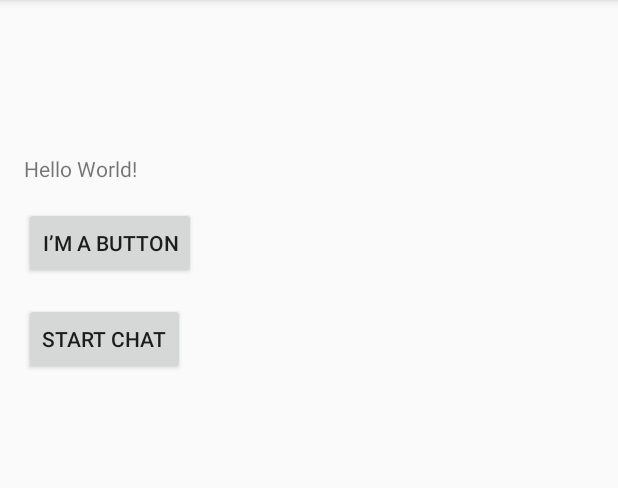
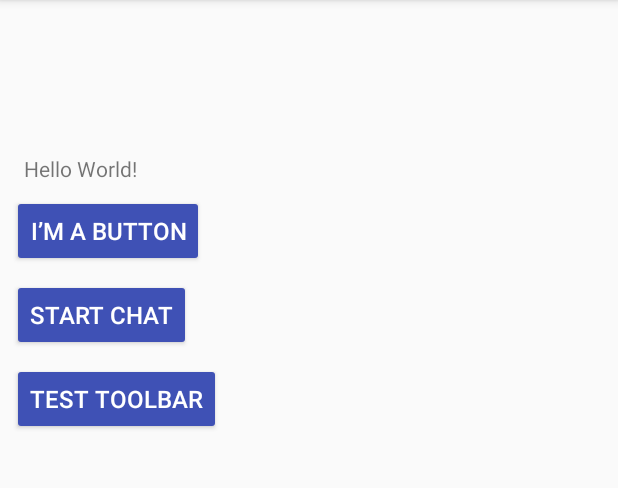
Before and after one commit to Sachin5432/CP470, an Android app: the MainActivity screen opened directly, with no data from a screen before it, on a phone screen of 412 x 824 dp, the part 84-572 px from its top. Run offline under Robolectric (Android 15) with nearby library versions, the phone set to English and light mode, and no system bars.

Commit message:
Finished assignment2Part4

```diff
--- a/app/src/main/java/com/example/androidassigments/MainActivity.java
+++ b/app/src/main/java/com/example/androidassigments/MainActivity.java
@@ -43,6 +43,15 @@ public class MainActivity extends AppCompatActivity {
             startChatButton.setOnClickListener(v -> {
                 Log.i(ACTIVITY_NAME, "User clicked Start Chat");
                 Intent intent = new Intent(MainActivity.this, ChatWindow.class);
+                startActivity(intent);
+            });
+        }
+
+        Button testToolbarButton = findViewById(R.id.testToolbarButton);
+        if (testToolbarButton != null) {
+            testToolbarButton.setOnClickListener(v -> {
+                Log.i(ACTIVITY_NAME, "User clicked Test Toolbar");
+                Intent intent = new Intent(MainActivity.this, TestToolbar.class);
                 startActivity(intent);
             });
         }
--- a/app/src/main/res/layout/activity_main.xml
+++ b/app/src/main/res/layout/activity_main.xml
@@ -22,22 +22,23 @@
 
     <Button
         android:id="@+id/Button"
-        android:layout_width="wrap_content"
-        android:layout_height="wrap_content"
+        style="@style/CustomButtonStyle"
         android:text="@string/ButtonText"
-        android:layout_marginStart="16dp"
-        android:layout_marginTop="16dp"
         app:layout_constraintStart_toStartOf="parent"
         app:layout_constraintTop_toBottomOf="@id/helloTextView" />
 
     <Button
         android:id="@+id/startChatButton"
-        android:layout_width="wrap_content"
-        android:layout_height="wrap_content"
+        style="@style/CustomButtonStyle"
         android:text="@string/start_chat"
-        android:layout_marginStart="16dp"
-        android:layout_marginTop="16dp"
         app:layout_constraintStart_toStartOf="parent"
         app:layout_constraintTop_toBottomOf="@id/Button" />
 
+    <Button
+        android:id="@+id/testToolbarButton"
+        style="@style/CustomButtonStyle"
+        android:text="@string/test_toolbar"
+        app:layout_constraintStart_toStartOf="parent"
+        app:layout_constraintTop_toBottomOf="@id/startChatButton" />
+
 </androidx.constraintlayout.widget.ConstraintLayout>
--- a/app/src/main/res/values-night/themes.xml
+++ b/app/src/main/res/values-night/themes.xml
@@ -3,4 +3,19 @@
     <style name="Base.Theme.AndroidAssigments" parent="Theme.AppCompat.DayNight.DarkActionBar">
         <!-- Customize your dark theme here. -->
     </style>
+
+    <style name="Theme.AndroidAssigments.NoActionBar" parent="Theme.AppCompat.DayNight.NoActionBar">
+        <item name="windowActionBar">false</item>
+        <item name="windowNoTitle">true</item>
+    </style>
+
+    <style name="CustomButtonStyle" parent="Widget.AppCompat.Button">
+        <item name="android:layout_width">wrap_content</item>
+        <item name="android:layout_height">wrap_content</item>
+        <item name="android:padding">12dp</item>
+        <item name="android:layout_margin">8dp</item>
+        <item name="android:textSize">16sp</item>
+        <item name="android:textColor">@color/white</item>
+        <item name="android:backgroundTint">#3F51B5</item>
+    </style>
 </resources>
--- a/app/src/main/res/values/themes.xml
+++ b/app/src/main/res/values/themes.xml
@@ -5,4 +5,21 @@
     </style>
 
     <style name="Theme.AndroidAssigments" parent="Base.Theme.AndroidAssigments" />
+
+    <!-- NoActionBar theme for activities using a Toolbar widget -->
+    <style name="Theme.AndroidAssigments.NoActionBar" parent="Theme.AppCompat.DayNight.NoActionBar">
+        <item name="windowActionBar">false</item>
+        <item name="windowNoTitle">true</item>
+    </style>
+
+    <!-- Custom Button Style defining height, padding, margins, font size, and font colors -->
+    <style name="CustomButtonStyle" parent="Widget.AppCompat.Button">
+        <item name="android:layout_width">wrap_content</item>
+        <item name="android:layout_height">wrap_content</item>
+        <item name="android:padding">12dp</item>
+        <item name="android:layout_margin">8dp</item>
+        <item name="android:textSize">16sp</item>
+        <item name="android:textColor">@color/white</item>
+        <item name="android:backgroundTint">#3F51B5</item>
+    </style>
 </resources>
```
Also changed, not shown: app/src/main/AndroidManifest.xml (+11 -0 lines), app/src/main/java/com/example/androidassigments/TestToolbar.java (added, +121 -0 lines), app/src/main/res/layout/activity_test_toolbar.xml (added, +44 -0 lines), app/src/main/res/layout/dialog_custom_message.xml (added, +26 -0 lines), app/src/main/res/menu/toolbar_menu.xml (added, +32 -0 lines), app/src/main/res/values/strings.xml (+12 -0 lines), app/src/main/res/drawable/action_three.png (added), app/src/main/res/drawable/action_two.png (added), app/src/main/res/drawable/add.png (added), app/src/main/res/drawable/custom_icon.png (added), 3 other files.
